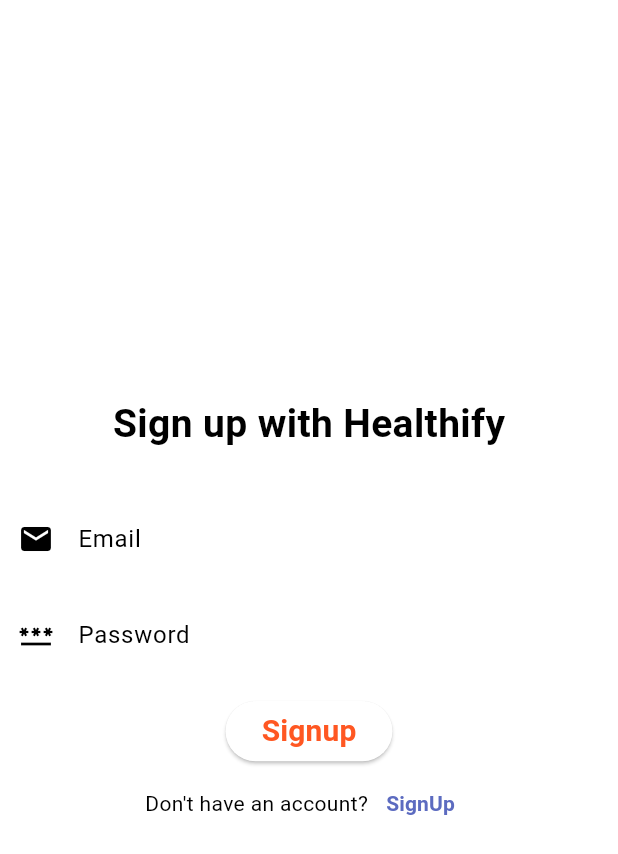
After one commit to onalanb/Healthify-Flutter-Application, a Flutter app: the screen it shows after launch, after a tap on "SignUp", on a phone screen of 412 x 824 dp. The commit adds this screen. Shown: the top 854 px of the screen. Run offline on Flutter 3.47's test engine with Material 3 defaults, Android fonts, the phone set to English and light mode, and no system bars; our stand-ins replace firebase_auth, firebase_core, hive; accounts and stored records are empty; generated files the repository leaves out were written again; network calls fail.

Commit message:
- Created a firebase project with auth and firestore. - Added my app as a client to my firebase project. - Added sign-in widget for anonymous or email/password login. - Added a signup widget for email/password signup. - Successful login routes to healthify app. - Fail to login prompts user to check email/pass or sign up.

```diff
--- /dev/null
+++ b/lib/login.dart
@@ -0,0 +1,155 @@
+import 'package:firebase_auth/firebase_auth.dart';
+import 'package:flutter/material.dart';
+import 'package:flutter_app/signup.dart';
+import 'package:flutter_gen/gen_l10n/app_localizations.dart';
+import 'healhify_app.dart';
+
+class Login extends StatelessWidget {
+
+  const Login({Key? key}) : super(key: key);
+
+  Future<bool> loginWithEmailPassword(String email, String password) async {
+    try {
+      UserCredential userCredential = await FirebaseAuth.instance.signInWithEmailAndPassword(
+          email: email,
+          password: password
+      );
+      User? user = userCredential.user;
+      print('User signed in: ${user?.uid}');
+      return true;
+    } catch (e) {
+      print('Error signing in: $e');
+      return false;
+    }
+  }
+
+  // Sign in anonymously
+  Future<void> loginAnonymously() async {
+    try {
+      UserCredential userCredential = await FirebaseAuth.instance.signInAnonymously();
+      // Access the signed-in user via userCredential.user
+      User? user = userCredential.user;
+      print('Anonymous user signed in: ${user?.uid}');
+    } catch (e) {
+      print('Error signing in anonymously: $e');
+    }
+  }
+
+  void showLoginFailedDialog(BuildContext context) {
+    showDialog(
+      context: context,
+      builder: (BuildContext context) {
+        return AlertDialog(
+          title: const Text('Login Failed'),
+          content: const Text('Please make sure you are signed up, check your email/password, and try again.'),
+          actions: <Widget>[
+            TextButton(
+              child: const Text('OK'),
+              onPressed: () => Navigator.of(context).pop(),
+            ),
+          ],
+        );
+      },
+    );
+  }
+
+  @override
+  Widget build(BuildContext context) {
+    TextEditingController emailController = TextEditingController();
+    TextEditingController passwordController = TextEditingController();
+    // For easier testing.
+    // emailController.text = 'baran.onalan@gmail.com';
+    // passwordController.text = 'password';
+
+    return MaterialApp(
+        localizationsDelegates: AppLocalizations.localizationsDelegates,
+        supportedLocales: AppLocalizations.supportedLocales,
+        theme: ThemeData(
+          appBarTheme: const AppBarTheme(
+            backgroundColor: Color(0xDED04646), // Background color for app bar.
+          ),
+          colorScheme: ColorScheme.fromSwatch(
+            primarySwatch: Colors.deepOrange,  // Background color for the app.
+          ),
+        ),
+      home: Scaffold(
+        body: Column(
+          mainAxisAlignment: MainAxisAlignment.center,
+          children: [
+            const Text("Welcome to Healthify", style: TextStyle(fontSize: 26, fontWeight: FontWeight.bold)),
+            const SizedBox(height: 30),
+            TextField(
+              controller: emailController,
+              decoration: InputDecoration(
+                hintText: "Email",
+                border: OutlineInputBorder(borderRadius: BorderRadius.circular(20.0)),
+                prefixIcon: const Icon(Icons.email),
+              ),
+            ),
+            const SizedBox(height: 8),
+            TextField(
+              controller: passwordController,
+              obscureText: true,
+              decoration: InputDecoration(
+                hintText: "Password",
+                border: OutlineInputBorder(borderRadius: BorderRadius.circular(20.0)),
+                prefixIcon: const Icon(Icons.password),
+              ),
+            ),
+            const SizedBox(height: 12),
+            ElevatedButton(
+              onPressed: () async {
+                String email = emailController.text;
+                String password = passwordController.text;
+                bool successfulLogin = await loginWithEmailPassword(email, password);
+                if (successfulLogin) {
+                  Navigator.push(context,
+                      MaterialPageRoute(builder: (context) => MaterialApp(
+                              localizationsDelegates: AppLocalizations.localizationsDelegates,
+                              supportedLocales: AppLocalizations.supportedLocales,
+                              home: Scaffold(
+                                body: HealthifyApp(),
+                              ),
+                            )));
+                } else {
+                  showLoginFailedDialog(context);
+                }
+              },
+              child: const Text("Login", style: TextStyle(fontSize: 20, fontWeight: FontWeight.bold, color: Colors.deepOrange)),
+            ),
+            Row(
+              mainAxisAlignment: MainAxisAlignment.center,
+              children: <Widget>[
+                const Text("Don't have an account?", style: TextStyle(fontSize: 14)),
+                TextButton(
+                  onPressed: () => Navigator.push(context,
+                      MaterialPageRoute(builder: (context) => Signup())),
+                  child: Text("SignUp", style: TextStyle(fontWeight: FontWeight.bold, color: Colors.indigo[400])),
+                ),
+              ],
+            ),
+            Row(
+              mainAxisAlignment: MainAxisAlignment.center,
+              children: <Widget>[
+                const Text("Or you can launch app as", style: TextStyle(fontSize: 14)),
+                TextButton(
+                  onPressed: () async {
+                    await loginAnonymously();
+                    Navigator.push(context, MaterialPageRoute(builder: (context) => MaterialApp(
+                      localizationsDelegates: AppLocalizations.localizationsDelegates,
+                      supportedLocales: AppLocalizations.supportedLocales,
+                      home: Scaffold(
+                        body: HealthifyApp(),
+                      ),
+                    )));
+                  },
+                  child: Text("Anonymous", style: TextStyle(fontWeight: FontWeight.bold, color: Colors.indigo[400])),
+                ),
+              ],
+            ),
+          ],
+        ),
+      ),
+    );
+  }
+}
--- /dev/null
+++ b/lib/signup.dart
@@ -0,0 +1,120 @@
+import 'package:firebase_auth/firebase_auth.dart';
+import 'package:flutter/material.dart';
+import 'package:flutter_gen/gen_l10n/app_localizations.dart';
+import 'login.dart';
+
+class Signup extends StatelessWidget {
+
+  const Signup({Key? key}) : super(key: key);
+
+  Future<String> signUpWithEmailPassword(String email, String password) async {
+    try {
+      UserCredential userCredential = await FirebaseAuth.instance.createUserWithEmailAndPassword(
+          email: email,
+          password: password
+      );
+      User? user = userCredential.user;
+      print('User signed up: ${user?.uid}');
+      return "";
+    } on FirebaseAuthException catch (e) {
+      print('Error signing up: $e');
+      return e.message!;
+    }
+  }
+
+  void showSignupFailedDialog(BuildContext context, String error) {
+    showDialog(
+      context: context,
+      builder: (BuildContext context) {
+        return AlertDialog(
+          title: const Text('Signup Failed'),
+          content: Text(error),
+          actions: <Widget>[
+            TextButton(
+              child: const Text('OK'),
+              onPressed: () => Navigator.of(context).pop(),
+            ),
+          ],
+        );
+      },
+    );
+  }
+
+  @override
+  Widget build(BuildContext context) {
+    TextEditingController emailController = TextEditingController();
+    TextEditingController passwordController = TextEditingController();
+
+    return MaterialApp(
+      localizationsDelegates: AppLocalizations.localizationsDelegates,
+      supportedLocales: AppLocalizations.supportedLocales,
+      theme: ThemeData(
+        appBarTheme: const AppBarTheme(
+          backgroundColor: Color(0xDED04646), // Background color for app bar.
+        ),
+        colorScheme: ColorScheme.fromSwatch(
+          primarySwatch: Colors.deepOrange,  // Background color for the app.
+        ),
+      ),
+      home: Scaffold(
+        body: Column(
+          mainAxisAlignment: MainAxisAlignment.center,
+          children: [
+            const Text("Sign up with Healthify", style: TextStyle(fontSize: 26, fontWeight: FontWeight.bold)),
+            const SizedBox(height: 30),
+            TextField(
+              controller: emailController,
+              decoration: InputDecoration(
+                hintText: "Email",
+                border: OutlineInputBorder(borderRadius: BorderRadius.circular(20.0)),
+                prefixIcon: const Icon(Icons.email),
+              ),
+            ),
+            const SizedBox(height: 8),
+            TextField(
+              controller: passwordController,
+              obscureText: false,
+              decoration: InputDecoration(
+                hintText: "Password",
+                border: OutlineInputBorder(borderRadius: BorderRadius.circular(20.0)),
+                prefixIcon: const Icon(Icons.password),
+              ),
+            ),
+            const SizedBox(height: 12),
+            ElevatedButton(
+              onPressed: () async {
+                String email = emailController.text;
+                String password = passwordController.text;
+                String signupResult = await signUpWithEmailPassword(email, password);
+                if (signupResult.isEmpty) {
+                  Navigator.push(context,
+                      MaterialPageRoute(builder: (context) => const MaterialApp(
+                        localizationsDelegates: AppLocalizations.localizationsDelegates,
+                        supportedLocales: AppLocalizations.supportedLocales,
+                        home: Scaffold(
+                          body: Login(),
+                        ),
+                      )));
+                } else {
+                  showSignupFailedDialog(context, signupResult);
+                }
+              },
+              child: const Text("Signup", style: TextStyle(fontSize: 20, fontWeight: FontWeight.bold, color: Colors.deepOrange)),
+            ),
+            Row(
+              mainAxisAlignment: MainAxisAlignment.center,
+              children: <Widget>[
+                const Text("Don't have an account?", style: TextStyle(fontSize: 14)),
+                TextButton(
+                  onPressed: () => Navigator.push(context,
+                      MaterialPageRoute(builder: (context) => Signup())),
+                  child: Text("SignUp", style: TextStyle(fontWeight: FontWeight.bold, color: Colors.indigo[400])),
+                ),
+              ],
+            ),
+          ],
+        ),
+      ),
+    );
+  }
+}
--- a/pubspec.yaml
+++ b/pubspec.yaml
@@ -17,6 +17,10 @@
   provider: ^6.1.1
   hive: ^2.2.3
   path_provider: ^2.1.2
+  firebase_core: ^2.25.4
+  firebase_auth: ^4.17.6
+  cloud_firestore: ^4.15.5
+  firebase: ^9.0.3
 
 dev_dependencies:
   flutter_test:
```
Also changed, not shown: lib/healhify_app.dart (added, +165 -0 lines), lib/main.dart (+9 -156 lines), lib/firebase_options.dart (added), pubspec.lock, 10 other files.
